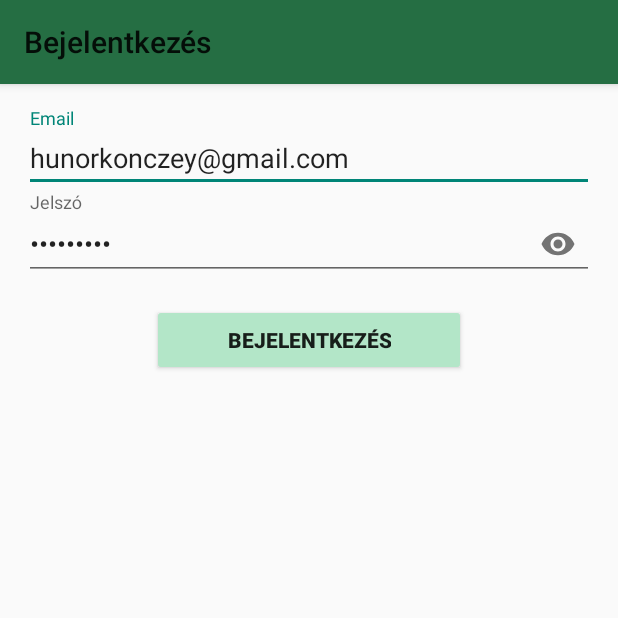
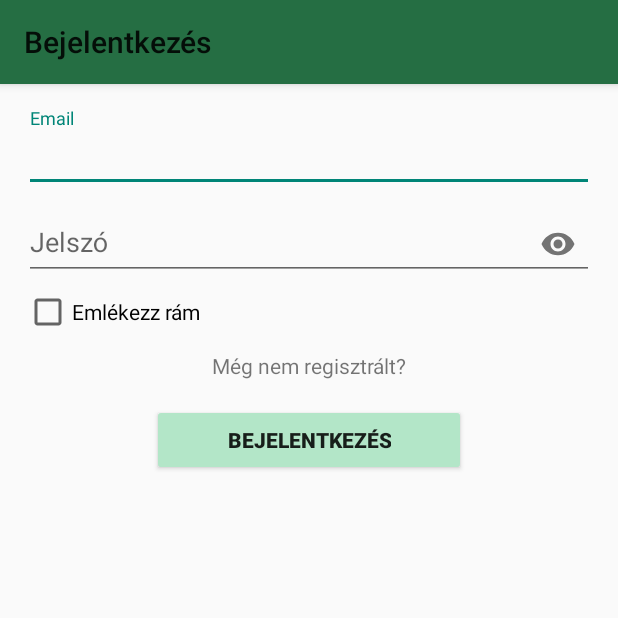
Before and after one commit to martontamas92/Project_For_DefProg, an Android app: the screen it shows after launch (LoginActivity), after a tap on "Bejelentkezés", on a phone screen of 412 x 824 dp, the top half of it. Run offline under Robolectric (Android 15) with nearby library versions, the phone set to English and light mode, and no system bars; libraries missing offline, so code that uses them is left out: com.google.zxing.integration; 3 statements that could not run were skipped; 1 other tap on this screen came first.

Commit message:
egy kis újítás

```diff
--- a/App/app/src/main/AndroidManifest.xml
+++ b/App/app/src/main/AndroidManifest.xml
@@ -31,7 +31,7 @@
                 android:name=".activities.LoginActivity"
                 android:label="@string/title_activity_login">
         </activity>
-        <activity android:name=".activities.Connection">
+        <activity android:name=".MyActivity">
         </activity>
         <activity android:name=".activities.MainActivity">
             <intent-filter>
--- /dev/null
+++ b/App/app/src/main/java/com/example/qrcodescanner/MyActivity.kt
@@ -0,0 +1,61 @@
+package com.example.qrcodescanner
+
+import android.content.Intent
+import android.support.v7.app.AppCompatActivity
+import android.view.MenuItem
+import android.view.View
+import android.widget.Button
+import com.example.qrcodescanner.activities.RegisterActivity
+import com.example.qrcodescanner.models.User
+
+
+open class MyActivity : AppCompatActivity()
+{
+    lateinit var buttonLogin                : MenuItem
+    lateinit var buttonRegister             : MenuItem
+    lateinit var buttonLogout               : MenuItem
+    lateinit var buttonScan                 : MenuItem
+    lateinit var buttonScanMain             : Button
+    lateinit var buttonMySubjects           : MenuItem
+    lateinit var buttonSubjects             : MenuItem
+
+    protected fun setMenuItemVisibility()
+    {
+        if( MyApplication.instance.isLoggedIn )
+        {
+            buttonLogin.isVisible       = false
+            buttonRegister.isVisible    = false
+            buttonScanMain.visibility   = View.VISIBLE
+            buttonLogout.isVisible      = true
+            buttonSubjects.isVisible    = true
+            buttonScan.isVisible        = true
+            buttonMySubjects.isVisible  = true
+        }
+        else
+        {
+            buttonLogin.isVisible       = true
+            buttonRegister.isVisible    = true
+            buttonScanMain.visibility   = View.GONE
+            buttonLogout.isVisible      = false
+            buttonSubjects.isVisible    = false
+            buttonScan.isVisible        = false
+            buttonMySubjects.isVisible  = false
+        }
+    }
+
+    protected fun logout()
+    {
+        MyApplication.instance.isLoggedIn   = false
+        MyApplication.instance.bearerToken  = ""
+        MyApplication.instance.user         = User()
+
+        setMenuItemVisibility()
+    }
+
+    fun startRegisterActivity()
+    {
+        val intent = Intent( this, RegisterActivity::class.java )
+
+        startActivity( intent )
+    }
+}
--- /dev/null
+++ b/App/app/src/main/java/com/example/qrcodescanner/MyPreference.kt
@@ -0,0 +1,60 @@
+package com.example.qrcodescanner
+
+import android.content.Context
+import android.content.SharedPreferences
+
+class MyPreference( val context: Context )
+{
+    private val PREFERENCE_NAME         = "sharedPreferenceForLogin"
+    private val PREFERENCE_EMAIL        = "email"
+    private val PREFERENCE_PASSWORD     = "password"
+    private val PREFERENCE_CHECKBOX     = "checkbox"
+    val preference: SharedPreferences   = context.getSharedPreferences( PREFERENCE_NAME, Context.MODE_PRIVATE )
+
+    fun getEmail(): String
+    {
+        return preference.getString( PREFERENCE_EMAIL, "" )!!
+    }
+
+    fun setEmail( email: String )
+    {
+        val editor = preference.edit()
+
+        editor.putString( PREFERENCE_EMAIL, email )
+        editor.apply()
+    }
+
+    fun getPassword(): String
+    {
+        return preference.getString( PREFERENCE_PASSWORD, "" )!!
+    }
+
+    fun setPassword( password: String )
+    {
+        val editor = preference.edit()
+
+        editor.putString( PREFERENCE_PASSWORD, password )
+        editor.apply()
+    }
+
+    fun getCheckbox(): Boolean
+    {
+        return preference.getBoolean( PREFERENCE_CHECKBOX, false )!!
+    }
+
+    fun setCheckBox( checkBox: Boolean )
+    {
+        val editor = preference.edit()
+
+        editor.putBoolean( PREFERENCE_CHECKBOX, checkBox )
+        editor.apply()
+    }
+
+    fun clearSharedPreference()
+    {
+        val editor = preference.edit()
+
+        editor.clear()
+        editor.apply()
+    }
+}
--- a/App/app/src/main/java/com/example/qrcodescanner/activities/LoginActivity.kt
+++ b/App/app/src/main/java/com/example/qrcodescanner/activities/LoginActivity.kt
@@ -1,6 +1,6 @@
 package com.example.qrcodescanner.activities
 
-import android.support.v7.app.AppCompatActivity
+import android.content.SharedPreferences
 import android.os.Bundle
 import android.text.TextUtils
 import android.view.View
@@ -9,7 +9,9 @@ import android.widget.TextView
 import android.support.v7.widget.Toolbar
 import android.util.Log
 import android.widget.Toast
+import com.example.qrcodescanner.MyActivity
 import com.example.qrcodescanner.MyApplication
+import com.example.qrcodescanner.MyPreference
 import com.example.qrcodescanner.R
 import com.example.qrcodescanner.models.User
 import kotlinx.android.synthetic.main.activity_login.*
@@ -19,26 +21,21 @@ import java.io.IOException
 import java.net.URL
 
 
-class LoginActivity : AppCompatActivity()
+class LoginActivity : MyActivity()
 {
-    private lateinit var emailStr       : String
-    private lateinit var passwordStr    : String
+    private lateinit var emailStr               : String
+    private lateinit var passwordStr            : String
 
     override fun onCreate( savedInstanceState: Bundle? )
     {
         super.onCreate( savedInstanceState )
         setContentView( R.layout.activity_login )
 
+        val myPreference = MyPreference( this )
+
         loadToolbar()
-        password.setOnEditorActionListener(TextView.OnEditorActionListener { _, id, _ ->
-            if (id == EditorInfo.IME_ACTION_DONE || id == EditorInfo.IME_NULL) {
-                attemptLogin()
-                return@OnEditorActionListener true
-            }
-            false
-        })
-
-        email_sign_in_button.setOnClickListener { attemptLogin() }
+        loadSharedPreferences( myPreference )
+        setOnClickListeners( myPreference )
     }
 
     private fun loadToolbar()
@@ -48,9 +45,48 @@ class LoginActivity : AppCompatActivity()
         setSupportActionBar( toolbar )
     }
 
+    private fun loadSharedPreferences( myPreference: MyPreference )
+    {
+        val checkBox = myPreference.getCheckbox()
+
+        email.setText( myPreference.getEmail() )
+        password.setText( myPreference.getPassword() )
+
+        if ( checkBox )
+        {
+            remember_me.isChecked = true
+        }
+
+    }
+
+    private fun setOnClickListeners( myPreference: MyPreference )
+    {
+        not_registrated.setOnClickListener {
+            startRegisterActivity()
+        }
+
+        email_sign_in_button.setOnClickListener {
+            attemptLogin()
+            saveUserData( myPreference )
+        }
+    }
+
+    private fun saveUserData( myPreference: MyPreference )
+    {
+        if ( remember_me.isChecked )
+        {
+            myPreference.setEmail( emailStr )
+            myPreference.setPassword( passwordStr )
+            myPreference.setCheckBox( true )
+        }
+        else
+        {
+            myPreference.clearSharedPreference()
+        }
+    }
+
     private fun attemptLogin()
     {
-
         email.error     = null
         password.error  = null
         emailStr        = email.text.toString()
--- a/App/app/src/main/java/com/example/qrcodescanner/activities/MainActivity.kt
+++ b/App/app/src/main/java/com/example/qrcodescanner/activities/MainActivity.kt
@@ -2,8 +2,6 @@ package com.example.qrcodescanner.activities
 
 import android.content.Intent
 import android.content.res.Configuration
-import android.os.AsyncTask
-import android.support.v7.app.AppCompatActivity
 import android.os.Bundle
 import android.support.design.widget.NavigationView
 import android.support.v4.view.GravityCompat
@@ -12,33 +10,21 @@ import android.support.v7.app.ActionBarDrawerToggle
 import android.support.v7.widget.Toolbar
 import android.util.Log
 import android.view.MenuItem
-import android.view.View
 import android.widget.Toast
+import com.example.qrcodescanner.MyActivity
 import com.example.qrcodescanner.MyApplication
 import com.example.qrcodescanner.R
 import com.example.qrcodescanner.models.Message
-import com.example.qrcodescanner.models.MySubject
-import com.example.qrcodescanner.models.User
 import com.google.zxing.integration.android.IntentIntegrator
-import kotlinx.android.synthetic.main.activity_my_subjects.*
 import okhttp3.*
-import org.jetbrains.anko.doAsync
-import org.jetbrains.anko.uiThread
-import org.json.JSONArray
 import java.io.IOException
 import java.net.URL
 
 
-class MainActivity : AppCompatActivity(), NavigationView.OnNavigationItemSelectedListener
+class MainActivity : MyActivity(), NavigationView.OnNavigationItemSelectedListener
 {
-    private lateinit var drawer                     : DrawerLayout
-    private lateinit var toggle                     : ActionBarDrawerToggle
-    private lateinit var buttonLogin                : MenuItem
-    private lateinit var buttonRegister             : MenuItem
-    private lateinit var buttonLogout               : MenuItem
-    private lateinit var buttonScan                 : MenuItem
-    private lateinit var buttonMySubjects           : MenuItem
-    private lateinit var buttonSubjects             : MenuItem
+    private lateinit var drawer     : DrawerLayout
+    private lateinit var toggle     : ActionBarDrawerToggle
 
     override fun onCreate( savedInstanceState: Bundle? )
     {
@@ -70,11 +56,12 @@ class MainActivity : AppCompatActivity(), NavigationView.OnNavigationItemSelecte
         val navigationView  = findViewById<NavigationView>( R.id.nav_view )
         val menu            = navigationView.menu
         buttonLogin         = menu.findItem( R.id.login )
+        buttonScanMain      = findViewById( R.id.scan )
         buttonRegister      = menu.findItem( R.id.register )
         buttonLogout        = menu.findItem( R.id.logout )
         buttonMySubjects    = menu.findItem( R.id.my_subject )
         buttonScan          = menu.findItem( R.id.qr_code )
-        buttonSubjects      = menu.findItem( R.id.subject )
+        buttonSubjects      = menu.findItem( R.id.subject )=
     }
 
     override fun onPostCreate( savedInstanceState: Bundle? )
@@ -175,13 +162,6 @@ class MainActivity : AppCompatActivity(), NavigationView.OnNavigationItemSelecte
         startActivity( intent )
     }
 
-    private fun startRegisterActivity()
-    {
-        val intent = Intent( this, RegisterActivity::class.java )
-
-        startActivity( intent )
-    }
-
     override fun onActivityResult( requestCode: Int, resultCode: Int, data: Intent? )
     {
         super.onActivityResult( requestCode, resultCode, data )
@@ -223,21 +203,23 @@ class MainActivity : AppCompatActivity(), NavigationView.OnNavigationItemSelecte
             .post(body)
             .build()
 
-        client.newCall( request ).enqueue( object : Callback {
-            override fun onFailure(call: Call, e: IOException) {}
+        client.newCall(request ).enqueue(object: Callback{
+            override fun onFailure(call: Call, e: IOException){}
 
             override fun onResponse(call: Call, response: Response) {
-                val jsonData    = response.body()?.string()
-                val message     = Message(jsonData!!)
+                val jsonData = response.body()?.string()
+                val message  = Message(jsonData!!)
                 Log.i( "response", jsonData )
 
-                if (!response.isSuccessful){
+                if ( !response.isSuccessful )
+                {
                     runOnUiThread {
-                        Log.i( "response", "message " + message.message )
-
-                        if (message.message == "Lejárt az idő")
+                        if ( message.message == "Lejárt az idő" )
                         {
                             Toast.makeText(applicationContext, message.message, Toast.LENGTH_LONG).show()
+                            logout()
+
+                            return@runOnUiThread
                         }
 
                         Toast.makeText(applicationContext, message.message, Toast.LENGTH_LONG).show()
@@ -248,7 +230,6 @@ class MainActivity : AppCompatActivity(), NavigationView.OnNavigationItemSelecte
 
                 runOnUiThread {
                     Toast.makeText(applicationContext, message.message, Toast.LENGTH_LONG ).show()
-                    Log.i( "response", "message " + message.message )
                 }
             }
         })
@@ -259,35 +240,4 @@ class MainActivity : AppCompatActivity(), NavigationView.OnNavigationItemSelecte
         super.onResume()
         setMenuItemVisibility()
     }
-
-    private fun setMenuItemVisibility()
-    {
-        if( MyApplication.instance.isLoggedIn )
-        {
-            buttonLogin.isVisible       = false
-            buttonRegister.isVisible    = false
-            buttonLogout.isVisible      = true
-            buttonSubjects.isVisible    = true
-            buttonScan.isVisible        = true
-            buttonMySubjects.isVisible  = true
-        }
-        else
-        {
-            buttonLogin.isVisible       = true
-            buttonRegister.isVisible    = true
-            buttonLogout.isVisible      = false
-            buttonSubjects.isVisible    = false
-            buttonScan.isVisible        = false
-            buttonMySubjects.isVisible  = false
-        }
-    }
-
-    private fun logout()
-    {
-        MyApplication.instance.isLoggedIn   = false
-        MyApplication.instance.bearerToken  = ""
-        MyApplication.instance.user         = User()
-
-        setMenuItemVisibility()
-    }
 }
--- a/App/app/src/main/java/com/example/qrcodescanner/models/User.kt
+++ b/App/app/src/main/java/com/example/qrcodescanner/models/User.kt
@@ -8,7 +8,6 @@ class User
 {
     var id: Int?            = null
     var firstName: String?  = null
-    var middleName: String? = null
     var lastName: String?   = null
     var neptun: String?     = null
     var username: String?   = null
@@ -24,7 +23,6 @@ class User
             this.neptun     = jsonObject.getJSONObject( "neptun" ).getString( "neptun" )
             val name        = jsonObject.getJSONObject( "name" )
             this.firstName  = name.getString( "firstName" )
-            this.middleName = name.getString( "firstName" )
             this.lastName   = name.getString( "middleName" )
         }
         catch ( e: Exception )
@@ -33,11 +31,10 @@ class User
         }
     }
 
-    constructor( id: Int, firstName: String, middleName: String, lastName: String, neptun: String, username: String )
+    constructor( id: Int, firstName: String, lastName: String, neptun: String, username: String )
     {
         this.id         = id
         this.firstName  = firstName
-        this.middleName = middleName
         this.lastName   = lastName
         this.neptun     = neptun
         this.username   = username
--- a/App/app/src/main/res/layout/activity_login.xml
+++ b/App/app/src/main/res/layout/activity_login.xml
@@ -2,7 +2,8 @@
 <LinearLayout xmlns:android="http://schemas.android.com/apk/res/android"
               xmlns:tools="http://schemas.android.com/tools"
               android:layout_width="match_parent"
-              android:layout_height="match_parent" xmlns:app="http://schemas.android.com/apk/res-auto"
+              android:layout_height="match_parent"
+              xmlns:app="http://schemas.android.com/apk/res-auto"
               android:gravity="center_horizontal"
               android:orientation="vertical"
               tools:context=".activities.LoginActivity">
@@ -50,7 +51,6 @@
                         android:layout_width="match_parent"
                         android:layout_height="wrap_content"
                         android:hint="@string/prompt_email"
-                        android:text="hunorkonczey@gmail.com"
                         android:inputType="textEmailAddress"
                         android:maxLines="1"
                         android:singleLine="true"/>
@@ -65,7 +65,6 @@
                         android:id="@+id/password"
                         android:layout_width="match_parent"
                         android:layout_height="wrap_content"
-                        android:text="asdasdasd"
                         android:hint="@string/prompt_password"
                         android:imeActionId="6"
                         android:imeActionLabel="@string/action_sign_in_short"
@@ -74,6 +73,21 @@
                         android:maxLines="1"
                         android:singleLine="true"/>
             </android.support.design.widget.TextInputLayout>
+
+            <CheckBox
+                    android:layout_width="match_parent"
+                    android:layout_height="match_parent"
+                    android:id="@+id/remember_me"
+                    android:layout_marginTop="5dp"
+                    android:text="@string/remember_me"/>
+
+            <TextView
+                    android:layout_width="match_parent"
+                    android:layout_height="match_parent"
+                    android:gravity="center"
+                    android:layout_marginTop="10dp"
+                    android:id="@+id/not_registrated"
+                    android:text="@string/not_registrated"/>
 
             <Button
                     android:id="@+id/email_sign_in_button"
--- a/App/app/src/main/res/layout/activity_main.xml
+++ b/App/app/src/main/res/layout/activity_main.xml
@@ -12,6 +12,10 @@
             layout="@layout/app_bar_main"
             android:layout_width="match_parent"
             android:layout_height="match_parent" />
+    <include
+            layout="@layout/main_content"
+            android:layout_width="match_parent"
+            android:layout_height="match_parent" />
 
     <android.support.design.widget.NavigationView
             android:id="@+id/nav_view"
@@ -21,4 +25,5 @@
             android:fitsSystemWindows="true"
             app:headerLayout="@layout/nav_header_main"
             app:menu="@menu/activity_main_drawer" />
+
 </android.support.v4.widget.DrawerLayout>
--- a/App/app/src/main/res/values/strings.xml
+++ b/App/app/src/main/res/values/strings.xml
@@ -10,6 +10,8 @@
     <string name="register">Regisztráció</string>
     <string name="logout">Kijelentkezés</string>
     <string name="presence">Jelenlét: </string>
+    <string name="not_registrated">Még nem regisztrált?</string>
+    <string name="remember_me">Emlékezz rám</string>
     <string name="navigation_drawer_open">open</string>
     <string name="navigation_drawer_close">close</string>
     <string name="add_subject">Új tárgy hozzáadása</string>
```
Also changed, not shown: App/app/src/main/java/com/example/qrcodescanner/activities/MySubjectsActivity.kt (+2 -6 lines), App/app/src/main/java/com/example/qrcodescanner/activities/RegisterActivity.kt (+31 -23 lines), App/app/src/main/java/com/example/qrcodescanner/activities/SubjectActivity.kt (+12 -7 lines), App/app/src/main/res/layout/activity_register.xml (+0 -21 lines), App/app/src/main/res/layout/main_content.xml (added, +21 -0 lines).
